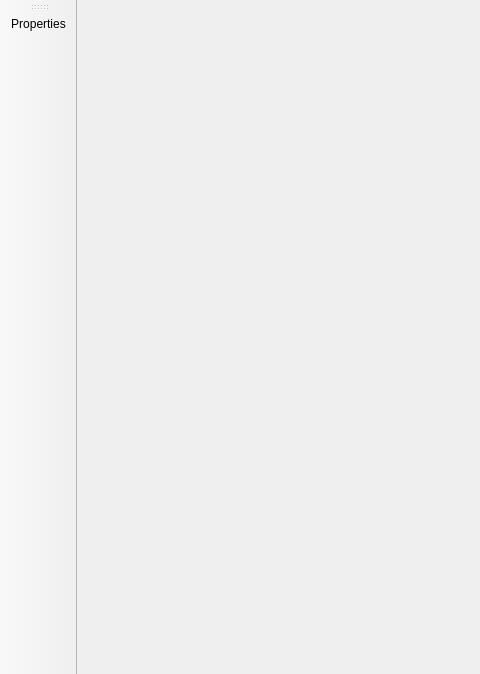
The window that ui/document.ui (VladimirIvan/uArmUI) describes before a commit, drawn with Qt 5; both pictures show x 0 to 480 and y 0 to 674 of the 886 by 674 pixel window.
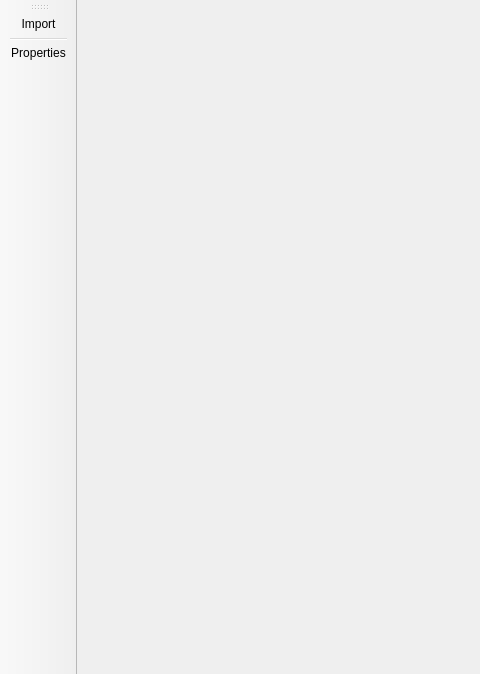
The same window after the commit.

Commit message: Updated/fixed SVG loading, added DocumentOBject, added Selection box and SnaptoCursor

Patch:
```diff
--- a/ui/document.ui
+++ b/ui/document.ui
@@ -45,6 +45,8 @@
    <attribute name="toolBarBreak">
     <bool>false</bool>
    </attribute>
+   <addaction name="actionImport"/>
+   <addaction name="separator"/>
    <addaction name="actionProperties"/>
   </widget>
   <action name="actionProperties">
@@ -52,6 +54,11 @@
     <string>Properties</string>
    </property>
   </action>
+  <action name="actionImport">
+   <property name="text">
+    <string>Import</string>
+   </property>
+  </action>
  </widget>
  <resources/>
  <connections/>
```
The commit also changes 3 other files.
